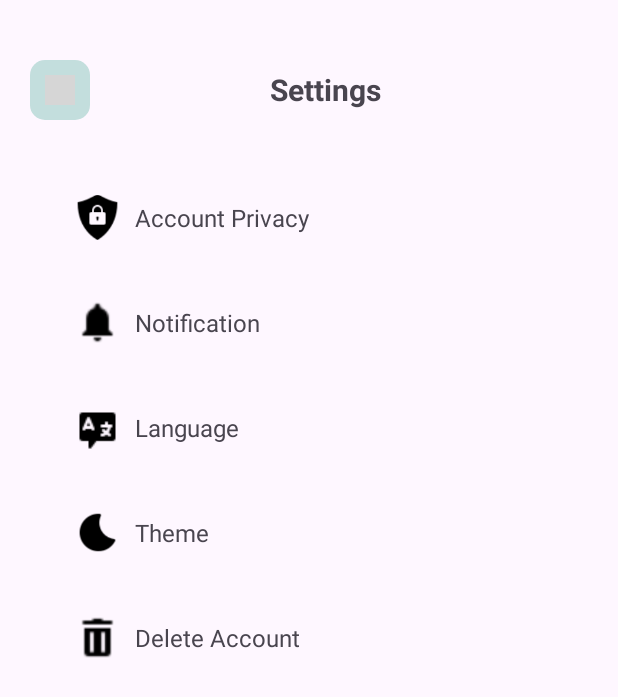
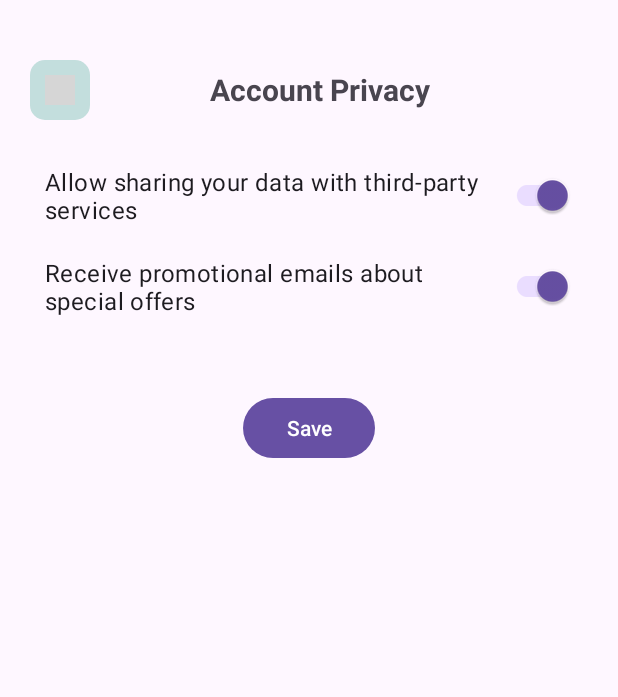
Before and after one commit to madhulika01/AndroidProject, an Android app: the Setting screen opened directly, with no data from a screen before it, after a tap on "Account Privacy", on a phone screen of 412 x 824 dp. Shown: the top 697 px of the screen. Run offline under Robolectric (Android 15) with nearby library versions, the phone set to English and light mode, and no system bars; grey boxes are pictures that could not be loaded.

Commit message:
Account privacy added, change the back buttons

```diff
--- a/app/src/main/AndroidManifest.xml
+++ b/app/src/main/AndroidManifest.xml
@@ -12,6 +12,9 @@
         android:supportsRtl="true"
         android:theme="@style/Theme.AndroidProject"
         tools:targetApi="31">
+        <activity
+            android:name=".accountPrivacy"
+            android:exported="false" />
         <activity
             android:name=".Help"
             android:exported="false" />
--- a/app/src/main/java/com/example/androidproject/Setting.java
+++ b/app/src/main/java/com/example/androidproject/Setting.java
@@ -1,6 +1,10 @@
 package com.example.androidproject;
 
+import android.app.AlertDialog;
+import android.content.Context;
+import android.content.DialogInterface;
 import android.content.Intent;
+import android.content.SharedPreferences;
 import android.os.Bundle;
 import android.util.Log;
 import android.view.View;
@@ -15,6 +19,7 @@ import androidx.core.view.WindowInsetsCompat;
 
 public class Setting extends AppCompatActivity {
     public String tag = "Settings";
+    private UserDatabaseHelper dbHelper;
     @Override
     protected void onCreate(Bundle savedInstanceState) {
         super.onCreate(savedInstanceState);
@@ -31,18 +36,29 @@ public class Setting extends AppCompatActivity {
         LinearLayout theme = findViewById(R.id.themeLayout);
         LinearLayout delete = findViewById(R.id.deleteLayout);
         RelativeLayout backButton = findViewById(R.id.backButton);
+        dbHelper = new UserDatabaseHelper(this);
         backButton.setOnClickListener(new View.OnClickListener() {
             @Override
             public void onClick(View v) {
                 Log.i(tag, "back button is pressed");
-                goBack();
+                Intent intent  = new Intent(Setting.this, ProfileSection.class);
+                intent.putExtra("fullName", getIntent().getStringExtra("fullName"));
+                intent.putExtra("email", getIntent().getStringExtra("email"));
+                startActivity(intent);
+                finish();
             }
         });
 
         accountPrivacy.setOnClickListener(new View.OnClickListener() {
             @Override
             public void onClick(View v) {
+
                 Log.i(tag, "Clicked on account privacy");
+                Intent intent = new Intent(Setting.this, accountPrivacy.class);
+                intent.putExtra("fullName", getIntent().getStringExtra("fullName"));
+                intent.putExtra("email", getIntent().getStringExtra("email"));
+                startActivity(intent);
+                finish();
             }
         });
         notification.setOnClickListener(new View.OnClickListener() {
@@ -67,14 +83,34 @@ public class Setting extends AppCompatActivity {
             @Override
             public void onClick(View v) {
                 Log.i(tag, "Clicked on delete");
+                showDeleteAccountDialog();
             }
         });
     }
-        private void goBack() {
-            Intent intent  = new Intent(Setting.this, ProfileSection.class);
-            intent.putExtra("fullName", getIntent().getStringExtra("fullName"));
-            intent.putExtra("email", getIntent().getStringExtra("email"));
+        private void showDeleteAccountDialog() {
+            new AlertDialog.Builder(this)
+                .setTitle("Delete Account")
+                .setMessage("Are you sure you want to delete your account?")
+                .setPositiveButton(android.R.string.yes, new DialogInterface.OnClickListener() {
+                    public void onClick(DialogInterface dialog, int which) {
+                        deleteAccount();
+                    }
+                })
+                .setNegativeButton(android.R.string.no, null)
+                .show();
+        }
+        private void deleteAccount() {
+            String email = getIntent().getStringExtra("email");
+            dbHelper.deleteUser(email);
+            clearLoginState();
+            Intent intent = new Intent(Setting.this, LoginActivity.class);
             startActivity(intent);
             finish();
         }
+        private void clearLoginState() {
+            SharedPreferences sharedPreferences = getSharedPreferences("LoginPrefs", Context.MODE_PRIVATE);
+            SharedPreferences.Editor editor = sharedPreferences.edit();
+            editor.clear();
+            editor.apply();
+        }
     }
--- /dev/null
+++ b/app/src/main/java/com/example/androidproject/accountPrivacy.java
@@ -0,0 +1,74 @@
+package com.example.androidproject;
+
+import android.content.Intent;
+import android.content.SharedPreferences;
+import android.os.Bundle;
+import android.util.Log;
+import android.view.View;
+import android.widget.Button;
+import android.widget.RelativeLayout;
+import android.widget.Toast;
+
+import androidx.activity.EdgeToEdge;
+import androidx.appcompat.app.AppCompatActivity;
+import androidx.appcompat.widget.SwitchCompat;
+import androidx.core.graphics.Insets;
+import androidx.core.view.ViewCompat;
+import androidx.core.view.WindowInsetsCompat;
+
+public class accountPrivacy extends AppCompatActivity {
+    private final String tag ="AccountPrivacy";
+    private SwitchCompat third_party;
+    private SwitchCompat receive_emails;
+    private Button savePreferences;
+    private SharedPreferences accountPrivacyPreferences;
+    @Override
+    protected void onCreate(Bundle savedInstanceState) {
+        super.onCreate(savedInstanceState);
+        //EdgeToEdge.enable(this);
+        setContentView(R.layout.activity_account_privacy);
+        ViewCompat.setOnApplyWindowInsetsListener(findViewById(R.id.main), (v, insets) -> {
+            Insets systemBars = insets.getInsets(WindowInsetsCompat.Type.systemBars());
+            v.setPadding(systemBars.left, systemBars.top, systemBars.right, systemBars.bottom);
+            return insets;
+        });
+        third_party = findViewById(R.id.third_party_toggle);
+        receive_emails = findViewById(R.id.receive_mails_toggle);
+        savePreferences = findViewById(R.id.savePreferences);
+        accountPrivacyPreferences = getSharedPreferences("AccountPrivacyPrefs",MODE_PRIVATE);
+        loadAccountPrivacySettings();
+        RelativeLayout backButton = findViewById(R.id.backButton);
+
+        backButton.setOnClickListener(new View.OnClickListener() {
+            @Override
+            public void onClick(View v) {
+                Log.i(tag, "back button is pressed");
+                Intent intent  = new Intent(accountPrivacy.this, Setting.class);
+                intent.putExtra("fullName", getIntent().getStringExtra("fullName"));
+                intent.putExtra("email", getIntent().getStringExtra("email"));
+                startActivity(intent);
+                finish();
+            }
+        });
+        savePreferences.setOnClickListener(new View.OnClickListener() {
+            @Override
+            public void onClick(View v) {
+                saveAccountPrivacySettings();
+            }
+        });
+    }
+    private void loadAccountPrivacySettings(){
+        boolean thirdParty = accountPrivacyPreferences.getBoolean("thirdParty",true);
+        boolean receiveEmails = accountPrivacyPreferences.getBoolean("receiveEmails",true);
+        third_party.setChecked(thirdParty);
+        receive_emails.setChecked(receiveEmails);
+    }
+    private void saveAccountPrivacySettings(){
+        SharedPreferences.Editor editor = accountPrivacyPreferences.edit();
+        editor.putBoolean("thirdParty",third_party.isChecked());
+        editor.putBoolean("receiveEmails",receive_emails.isChecked());
+        editor.apply();
+        Log.i(tag,"Privacy settings saved");
+        Toast.makeText(accountPrivacy.this,"Privacy settings saved",Toast.LENGTH_SHORT).show();
+    }
+}
--- /dev/null
+++ b/app/src/main/res/layout/activity_account_privacy.xml
@@ -0,0 +1,73 @@
+<?xml version="1.0" encoding="utf-8"?>
+<LinearLayout xmlns:android="http://schemas.android.com/apk/res/android"
+    xmlns:app="http://schemas.android.com/apk/res-auto"
+    xmlns:tools="http://schemas.android.com/tools"
+    android:id="@+id/main"
+    android:layout_width="match_parent"
+    android:layout_height="match_parent"
+    android:orientation="vertical"
+    tools:context=".accountPrivacy">
+    <LinearLayout
+        android:id="@+id/backButtonAndHeading"
+        android:layout_width="match_parent"
+        android:layout_height="wrap_content"
+        android:orientation="horizontal"
+        android:layout_marginTop="40dp"
+        android:layout_marginEnd="20dp"
+        android:layout_marginStart="20dp"
+        android:layout_marginBottom="20dp">
+        <RelativeLayout
+            android:id="@+id/backButton"
+            android:layout_width="wrap_content"
+            android:layout_height="wrap_content">
+            <View
+                android:layout_width="40dp"
+                android:layout_height="40dp"
+                android:background="@drawable/back_button" />
+            <ImageView
+                android:layout_width="20dp"
+                android:layout_height="20dp"
+                android:src="@drawable/back_sign"
+                android:contentDescription="@string/go_back_icon"
+                android:layout_centerInParent="true" />
+        </RelativeLayout>
+        <TextView
+            android:id="@+id/settingsHeading"
+            android:layout_width="wrap_content"
+            android:layout_height="wrap_content"
+            android:layout_gravity="center"
+            android:layout_marginStart="80dp"
+            android:text="@string/accountHeading"
+            android:textSize="20sp"
+            android:textStyle="bold" />
+    </LinearLayout>
+
+    <androidx.appcompat.widget.SwitchCompat
+        android:id="@+id/third_party_toggle"
+        android:layout_width="wrap_content"
+        android:layout_height="wrap_content"
+        android:minHeight="48dp"
+        android:textSize="16sp"
+        android:text="@string/third_party"
+        android:layout_marginStart="20dp"
+        android:layout_marginEnd="20dp"
+        android:padding="10dp" />
+
+    <androidx.appcompat.widget.SwitchCompat
+        android:id="@+id/receive_mails_toggle"
+        android:layout_width="wrap_content"
+        android:layout_height="wrap_content"
+        android:minHeight="48dp"
+        android:textSize="16sp"
+        android:text="@string/receive_emails"
+        android:layout_marginStart="20dp"
+        android:layout_marginEnd="20dp"
+        android:padding="10dp" />
+    <Button
+        android:id="@+id/savePreferences"
+        android:layout_width="wrap_content"
+        android:layout_height="wrap_content"
+        android:text="@string/savePreferences"
+        android:layout_marginTop="40dp"
+        android:layout_gravity="center"/>
+</LinearLayout>
--- a/app/src/main/res/layout/activity_change_password.xml
+++ b/app/src/main/res/layout/activity_change_password.xml
@@ -28,6 +28,7 @@
                 android:layout_width="20dp"
                 android:layout_height="20dp"
                 android:src="@drawable/back_sign"
+                android:contentDescription="@string/go_back_icon"
                 android:layout_centerInParent="true" />
         </RelativeLayout>
     <TextView
@@ -79,6 +80,8 @@
         android:minHeight="48dp"
         android:layout_marginHorizontal="30dp"
         android:textSize="16sp"
+        android:inputType="textPassword"
+        android:autofillHints="password"
         android:hint="@string/enterPasswordEditText"/>
     <TextView
         android:layout_marginTop="10dp"
@@ -95,6 +98,8 @@
         android:layout_width="match_parent"
         android:layout_height="wrap_content"
         android:minHeight="48dp"
+        android:inputType="textPassword"
+        android:autofillHints="password"
         android:layout_marginHorizontal="30dp"
         android:textSize="16sp"
         android:hint="@string/confirmPasswordEditText"/>
--- a/app/src/main/res/layout/activity_help.xml
+++ b/app/src/main/res/layout/activity_help.xml
@@ -27,6 +27,7 @@
                 android:layout_width="20dp"
                 android:layout_height="20dp"
                 android:src="@drawable/back_sign"
+                android:contentDescription="@string/go_back_icon"
                 android:layout_centerInParent="true" />
         </RelativeLayout>
     <TextView
--- a/app/src/main/res/layout/activity_setting.xml
+++ b/app/src/main/res/layout/activity_setting.xml
@@ -6,7 +6,6 @@
     android:layout_width="match_parent"
     android:layout_height="match_parent"
     android:orientation="vertical"
-    android:layout_marginStart="20dp"
     tools:context=".Setting">
 
     <LinearLayout
@@ -16,6 +15,7 @@
         android:orientation="horizontal"
         android:layout_marginTop="40dp"
         android:layout_marginEnd="20dp"
+        android:layout_marginStart="20dp"
         android:layout_marginBottom="20dp">
         <RelativeLayout
             android:id="@+id/backButton"
@@ -29,6 +29,7 @@
                 android:layout_width="20dp"
                 android:layout_height="20dp"
                 android:src="@drawable/back_sign"
+                android:contentDescription="@string/go_back_icon"
                 android:layout_centerInParent="true" />
         </RelativeLayout>
         <TextView
@@ -48,13 +49,14 @@
         android:layout_height="wrap_content"
         android:orientation="horizontal"
         android:layout_marginTop="30dp"
-        android:layout_marginBottom="20dp"
-        android:layout_marginLeft="20dp">
+        android:layout_marginBottom="10dp"
+        android:layout_marginStart="20dp">
 
         <ImageView
             android:id="@+id/accountPrivacyImageView"
             android:layout_width="30dp"
             android:layout_height="30dp"
+            android:contentDescription="@string/accountPrivacyIcon"
             android:layout_marginHorizontal="10dp"
             app:srcCompat="@drawable/privacy" />
 
@@ -73,13 +75,14 @@
         android:layout_width="wrap_content"
         android:layout_height="wrap_content"
         android:orientation="horizontal"
-        android:layout_marginVertical="20dp"
-        android:layout_marginLeft="20dp">
+        android:layout_marginBottom="10dp"
+        android:layout_marginStart="20dp">
 
         <ImageView
             android:id="@+id/notificationImageView"
             android:layout_width="30dp"
             android:layout_height="30dp"
+            android:contentDescription="@string/notificationIcon"
             android:layout_marginHorizontal="10dp"
             app:srcCompat="@drawable/bell" />
         <TextView
@@ -95,13 +98,14 @@
         android:layout_width="wrap_content"
         android:layout_height="wrap_content"
         android:orientation="horizontal"
-        android:layout_marginLeft="20dp"
-        android:layout_marginVertical="20dp">
+        android:layout_marginBottom="10dp"
+        android:layout_marginStart="20dp">
 
         <ImageView
             android:id="@+id/languageImageView"
             android:layout_width="30dp"
             android:layout_height="30dp"
+            android:contentDescription="@string/languageIcon"
             android:layout_marginHorizontal="10dp"
             app:srcCompat="@drawable/language" />
         <TextView
@@ -117,13 +121,14 @@
         android:layout_width="wrap_content"
         android:layout_height="wrap_content"
         android:orientation="horizontal"
-        android:layout_marginLeft="20dp"
-        android:layout_marginVertical="20dp">
+        android:layout_marginBottom="10dp"
+        android:layout_marginStart="20dp">
 
         <ImageView
             android:id="@+id/themeImageView"
             android:layout_width="30dp"
             android:layout_height="30dp"
+            android:contentDescription="@string/themeIcon"
             android:layout_marginHorizontal="10dp"
             app:srcCompat="@drawable/theme" />
         <TextView
@@ -134,19 +139,25 @@
             android:layout_gravity="center"
             android:textSize="16sp"/>
     </LinearLayout>
+    <View
+        android:layout_width="wrap_content"
+        android:layout_height="1dp"
+        android:background="@color/black"
+        android:layout_marginVertical="10dp"
+        android:layout_marginHorizontal="20dp"/>
     <LinearLayout
         android:id="@+id/deleteLayout"
         android:layout_width="wrap_content"
         android:layout_height="wrap_content"
         android:orientation="horizontal"
-        android:layout_marginLeft="20dp"
-        android:layout_marginVertical="20dp">
+        android:layout_marginStart="20dp">
 
         <ImageView
             android:id="@+id/deleteImageView"
             android:layout_width="30dp"
             android:layout_height="30dp"
             android:layout_marginHorizontal="10dp"
+            android:contentDescription="@string/deleteAccountIcon"
             app:srcCompat="@drawable/delete" />
         <TextView
             android:id="@+id/delete"
--- a/app/src/main/res/values/strings.xml
+++ b/app/src/main/res/values/strings.xml
@@ -23,20 +23,33 @@
     <string name="getStarted">Get Started</string>
     <!--Settings Page -->
     <string name="settings">Settings</string>
+    <string name="go_back_icon">Go back icon</string>
     <string name="accountPrivacy">Account Privacy</string>
+    <string name="accountPrivacyIcon">Account Privacy Icon</string>
     <string name="notification">Notification</string>
+    <string name="notificationIcon">Notification Icon</string>
     <string name="language">Language</string>
+    <string name="languageIcon">Language Icon</string>
     <string name="theme">Theme</string>
+    <string name="themeIcon">Theme Icon</string>
     <string name="deleteAccount">Delete Account</string>
+    <string name="deleteAccountIcon">Delete Account Icon</string>
     <!--Profile Page -->
     <string name="profile">Profile</string>
+    <string name="profile_img">Profile image icon</string>
     <string name="editProfile">Edit Profile</string>
     <string name="settingsTextView">Settings</string>
+    <string name="settingsImageView">Settings icon</string>
     <string name="myTrips">My Trips</string>
+    <string name="myTripsIcon">My Trips icon</string>
     <string name="itinerary">Itinerary</string>
+    <string name="itineraryIcon">Itinerary icon</string>
     <string name="changePassword">Change Password</string>
+    <string name="changePasswordIcon">Change Password icon</string>
     <string name="help">Help and Support</string>
+    <string name="helpIcon">Help and Support icon</string>
     <string name="logout">Logout</string>
+    <string name="logoutIcon">Logout icon</string>
     <!--Edit Profile Page -->
     <string name="editProfileHeading">Edit profile</string>
     <string name="fullNameEditText">Fullname</string>
@@ -84,4 +97,10 @@
         to your travel needs.</string>
     <string name="outro">Thank you for choosing our app for your travel adventures.
         We\'re here to support you every step of the way!</string>
+    <!--Account Privacy page-->
+    <string name="accountHeading">Account Privacy</string>
+    <string name="third_party">Allow sharing your data with third-party services  </string>
+    <string name="receive_emails">Receive promotional emails about special offers </string>
+    <string name="savePreferences">Save</string>
+
 </resources>
```
Also changed, not shown: app/src/main/java/com/example/androidproject/EditProfile.java (+6 -6 lines), app/src/main/java/com/example/androidproject/Help.java (+6 -9 lines), app/src/main/java/com/example/androidproject/UserDatabaseHelper.java (+14 -4 lines), app/src/main/java/com/example/androidproject/changePassword.java (+5 -8 lines), app/src/main/res/layout/activity_edit_profile.xml (+12 -5 lines), app/src/main/res/layout/activity_profile_section.xml (+15 -9 lines).
